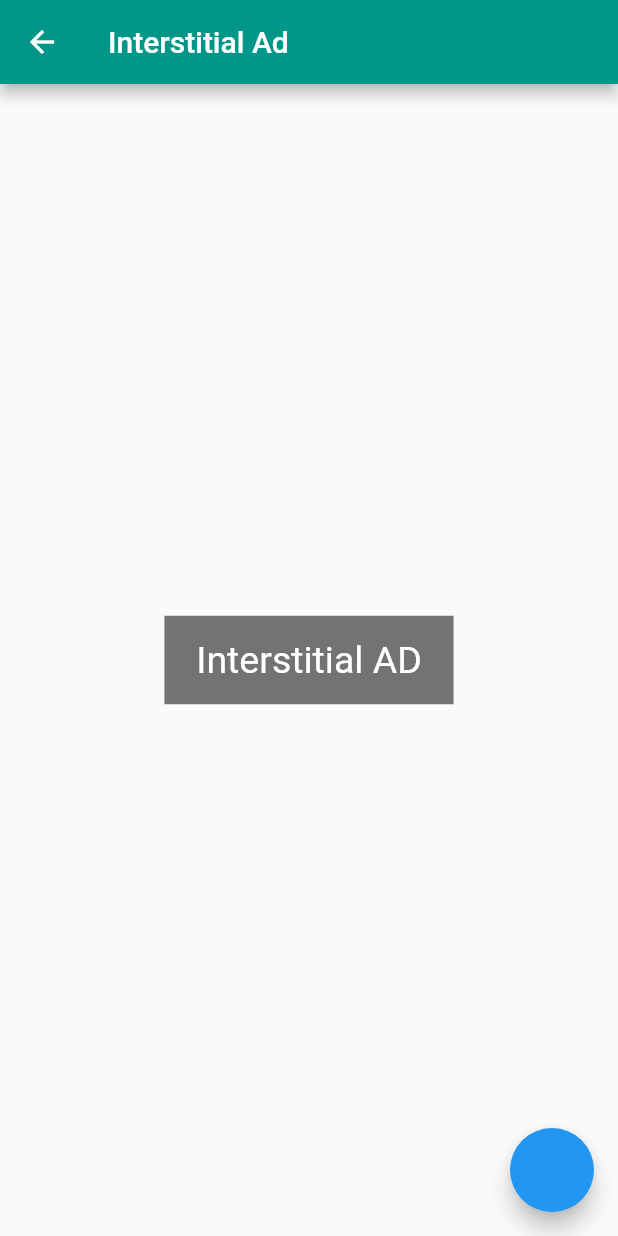
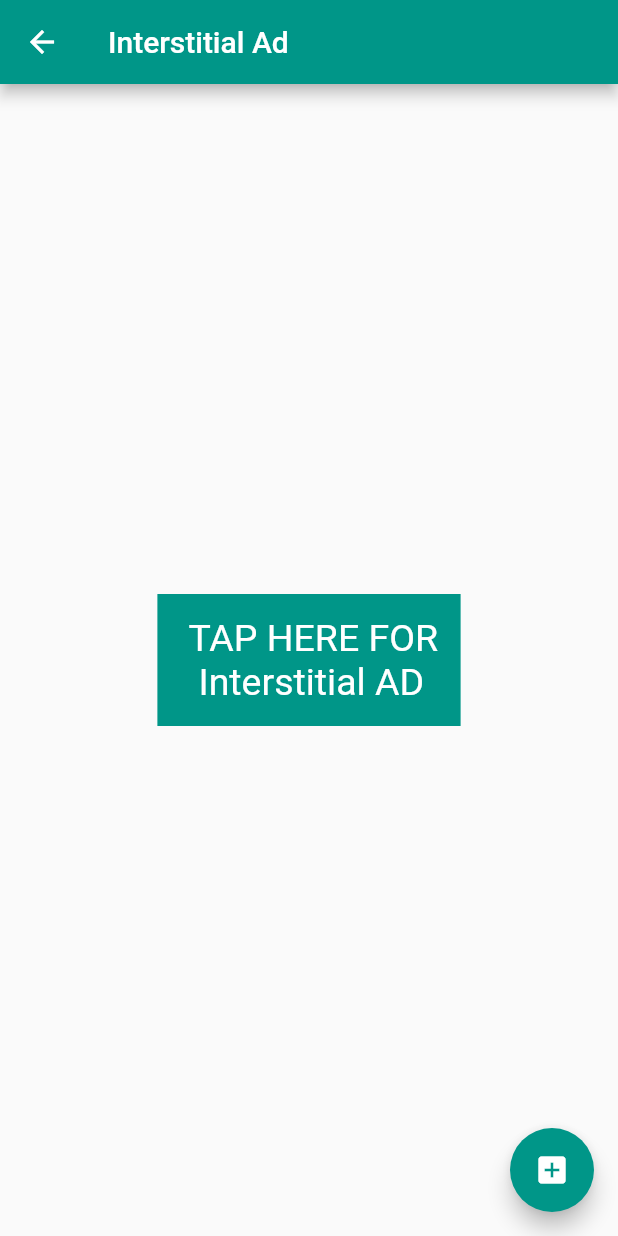
Before and after one commit to hardik-mangroliya/admob-ad-s, a Flutter app: the screen it shows after launch, after a tap on the "add" icon, on a phone screen of 412 x 824 dp. Run offline on Flutter 3.47's test engine with Material 2 defaults, Android fonts, the phone set to English and light mode, and no system bars; our stand-ins replace firebase_core, google_mobile_ads; accounts and stored records are empty; network calls fail.

```diff
--- a/lib/main.dart
+++ b/lib/main.dart
@@ -1,39 +1,62 @@
 import 'package:flutter/material.dart';
+import 'package:flutter_application_1/module/view/screen/banner_ad_screen.dart';
 import 'package:google_mobile_ads/google_mobile_ads.dart';
-import 'module/view/screen/banner_ad_screen.dart';
 
-void main() {
-  runApp(const MyApp());
+AppOpenAd? openAd;
+
+Future<void> loadAd() async {
+  await AppOpenAd.load(
+      adUnitId: 'ca-app-pub-3940256099942544/3419835294',
+      request: const AdRequest(),
+      adLoadCallback: AppOpenAdLoadCallback(onAdLoaded: (ad) {
+        print('ad is loaded');
+        openAd = ad;
+        openAd!.show();
+      }, onAdFailedToLoad: (error) {
+        print("ad failed to load $error");
+      }),
+      orientation: AppOpenAd.orientationPortrait);
 }
 
-class MyApp extends StatefulWidget {
-  const MyApp({Key? key}) : super(key: key);
-
-  @override
-  State<MyApp> createState() => _MyAppState();
+void showAd() {
+  if (openAd == null) {
+    print("try to show before loading ");
+    loadAd();
+    return;
+  }
+  openAd!.fullScreenContentCallback = FullScreenContentCallback(
+    onAdShowedFullScreenContent: (ad) {
+      print("onAdShowedFullScreenContent");
+    },
+    onAdFailedToShowFullScreenContent: (ad, error) {
+      ad.dispose();
+      print('failed to load $error');
+      openAd = null;
+      loadAd();
+    },
+    onAdDismissedFullScreenContent: (ad) {
+      ad.dispose();
+      print("dismissed");
+      openAd = null;
+      loadAd();
+    },
+  );
+  openAd!.show();
 }
 
-class _MyAppState extends State<MyApp> {
-  Future<InitializationStatus> _initGoogleMobileAds() {
-    return MobileAds.instance.initialize();
-  }
+void main() async {
+  WidgetsFlutterBinding.ensureInitialized();
+  await MobileAds.instance.initialize();
+  await loadAd();
+  runApp(MyApp());
+}
 
-  @override
-  void initState() {
-    var x = _initGoogleMobileAds();
-    print(x);
-    super.initState();
-  }
-
+class MyApp extends StatelessWidget {
   @override
   Widget build(BuildContext context) {
-    return MaterialApp(
+    return const MaterialApp(
       debugShowCheckedModeBanner: false,
-      title: 'Flutter Demo',
-      theme: ThemeData(
-        primarySwatch: Colors.blue,
-      ),
-      home: const AdBanner(),
+      home: AdBanner(),
     );
   }
 }
--- a/lib/module/view/screen/banner_ad_screen.dart
+++ b/lib/module/view/screen/banner_ad_screen.dart
@@ -1,4 +1,5 @@
 import 'package:flutter/material.dart';
+import 'package:flutter_application_1/main.dart';
 import 'package:flutter_application_1/module/view/screen/interstitial_ad_screen.dart';
 import 'package:google_mobile_ads/google_mobile_ads.dart';
 import '../../../core/ad_helper.dart';
@@ -46,15 +47,40 @@ class _AdBannerState extends State<AdBanner> {
   @override
   Widget build(BuildContext context) {
     return Scaffold(
+      backgroundColor: Colors.white,
       appBar: AppBar(
         title: const Text("Banner Ad"),
       ),
-      floatingActionButton: FloatingActionButton(
-        onPressed: () {
-          Navigator.push(context,
-              MaterialPageRoute(builder: (context) => const AdInterstitial()));
-        },
-        child: const Icon(Icons.add),
+      floatingActionButton: Padding(
+        padding: const EdgeInsets.only(left: 40, right: 0),
+        child: Row(
+          // mainAxisAlignment: MainAxisAlignment.spaceBetween,
+          children: [
+            InkWell(
+              onTap: () {
+                loadAd();
+              },
+              child: Container(
+                width: 80,
+                height: 50,
+                color: Colors.blue[100],
+                child: const Center(child: Text("Load AD")),
+              ),
+            ),
+            const SizedBox(
+              width: 225,
+            ),
+            FloatingActionButton(
+              onPressed: () {
+                Navigator.push(
+                    context,
+                    MaterialPageRoute(
+                        builder: (context) => const AdInterstitial()));
+              },
+              child: const Icon(Icons.add),
+            ),
+          ],
+        ),
       ),
       body: Center(
           child: _isBannerAdReady
--- a/lib/module/view/screen/interstitial_ad_screen.dart
+++ b/lib/module/view/screen/interstitial_ad_screen.dart
@@ -12,8 +12,6 @@ class AdInterstitial extends StatefulWidget {
 
 class _AdInterstitialState extends State<AdInterstitial> {
   InterstitialAd? _interstitialAd;
-
-  bool _isInterstitialAdReady = false;
 
   @override
   void initState() {
@@ -70,6 +68,7 @@ class _AdInterstitialState extends State<AdInterstitial> {
         title: const Text('Interstitial Ad'),
       ),
       floatingActionButton: FloatingActionButton(
+        backgroundColor: Colors.teal,
         onPressed: () {
           Navigator.push(
             context,
@@ -78,6 +77,7 @@ class _AdInterstitialState extends State<AdInterstitial> {
             ),
           );
         },
+        child: const Icon(Icons.add_box),
       ),
       body: Center(
         child: InkWell(
@@ -85,11 +85,11 @@ class _AdInterstitialState extends State<AdInterstitial> {
             _showInterstitialAd();
           },
           child: Container(
-            color: Colors.black54,
+            color: Colors.teal,
             child: const Padding(
               padding: EdgeInsets.all(15),
               child: Text(
-                " Interstitial AD ",
+                " TAP HERE FOR\n  Interstitial AD ",
                 style: TextStyle(fontSize: 25, color: Colors.white),
               ),
             ),
--- a/pubspec.yaml
+++ b/pubspec.yaml
@@ -36,6 +36,7 @@ dependencies:
   cupertino_icons: ^1.0.2
   google_mobile_ads: ^2.0.1
   firebase_core: ^1.21.0
+  open_ad_flutter: ^1.0.0
 
 dev_dependencies:
   flutter_test:
```
Also changed, not shown: lib/module/view/screen/reward_ad_sceen.dart (+12 -3 lines), pubspec.lock, 1 other file.
